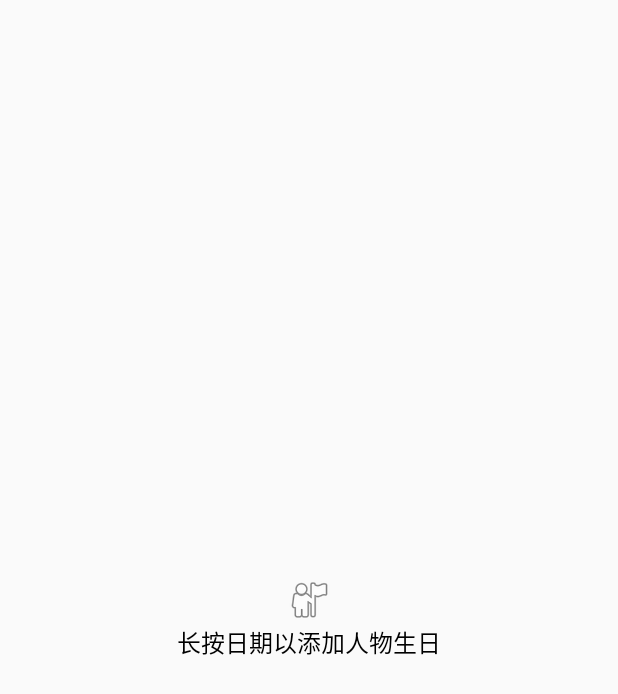
After one commit to bwmgd/BirthReminder, an Android app: the layout empty_view_tab.xml on its own in the app's theme, with its tools: preview values and no code run, on a phone screen of 412 x 824 dp. The commit adds this screen. Shown: the top 694 px of the screen. Run offline under Robolectric (Android 15) with nearby library versions, the phone set to English and light mode, and no system bars.

Commit message:
完成全部功能v1.1

```diff
--- /dev/null
+++ b/app/src/main/res/layout/empty_view_tab.xml
@@ -0,0 +1,17 @@
+<?xml version="1.0" encoding="utf-8"?>
+<androidx.coordinatorlayout.widget.CoordinatorLayout
+        xmlns:android="http://schemas.android.com/apk/res/android"
+        xmlns:app="http://schemas.android.com/apk/res-auto"
+        android:layout_width="match_parent"
+        android:layout_height="match_parent"
+        android:orientation="vertical">
+
+    <TextView
+            android:text="@string/empty"
+            android:layout_width="wrap_content"
+            android:layout_height="wrap_content"
+            android:textColor="#000000"
+            android:textSize="16sp"
+            android:layout_gravity="center"
+            app:drawableTopCompat="@android:drawable/ic_menu_myplaces"/>
+</androidx.coordinatorlayout.widget.CoordinatorLayout>
--- a/app/src/main/res/values/strings.xml
+++ b/app/src/main/res/values/strings.xml
@@ -37,6 +37,7 @@
     <string name="phoneNum">电话号码</string>
     <string name="channel_name">生日提醒器</string>
     <string name="channel_description">生日提醒通知</string>
+    <string name="empty">长按日期以添加人物生日</string>
     <string-array name="indicator_string_array">
         <item>公历</item>
         <item>农历</item>
```
Also changed, not shown: app/src/main/java/com/example/birthreminder/ui/birth/BirthAdapter.java (+15 -3 lines), app/src/main/java/com/example/birthreminder/ui/main/MainActivity.java (+19 -0 lines), app/src/main/res/layout/activity_main.xml (indentation only), 1 other file.
